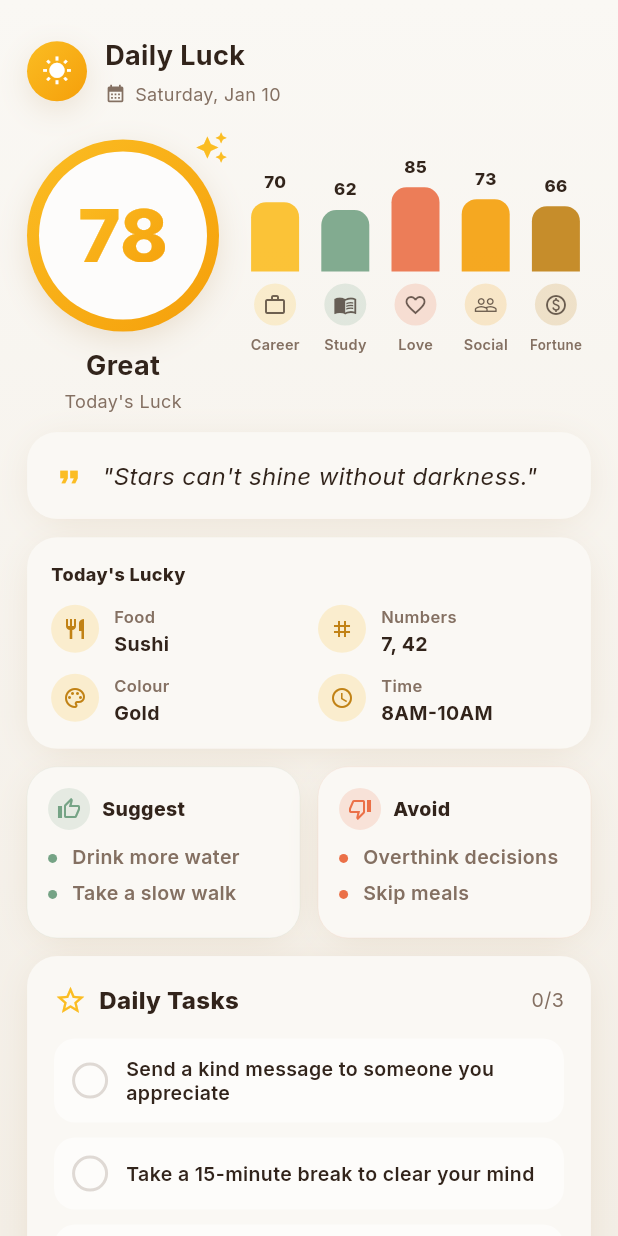
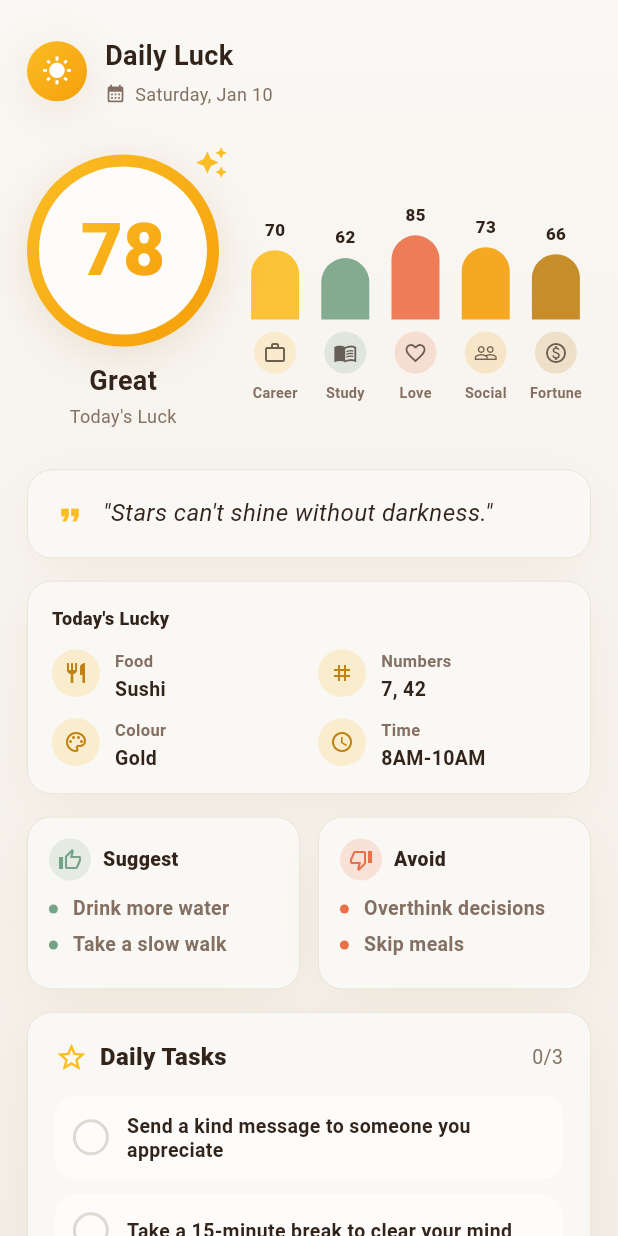
Before and after one commit to FrankieNg617/luck-app-frontend, a Flutter app: the screen it shows after launch, on a phone screen of 412 x 824 dp. Run offline on Flutter 3.47's test engine with Material 3 defaults, Android fonts, the light colour scheme and no system bars; our stand-ins replace google_fonts.

Commit message:
adjust the padding&layout

```diff
--- a/lib/screens/home_screen.dart
+++ b/lib/screens/home_screen.dart
@@ -44,7 +44,7 @@ class HomeScreen extends StatelessWidget {
                 padding: const EdgeInsets.symmetric(horizontal: 18, vertical: 10),
                 children: [
                   const HeaderWidget(),
-                  const SizedBox(height: 8),
+                  const SizedBox(height: 18),
 
                   Row(
                     crossAxisAlignment: CrossAxisAlignment.start,
@@ -63,10 +63,10 @@ class HomeScreen extends StatelessWidget {
                     ],
                   ),
 
-                  const SizedBox(height: 12),
+                  const SizedBox(height: 27),
                   LifeAdviceWidget(advice: advice),
 
-                  const SizedBox(height: 12),
+                  const SizedBox(height: 15),
                   LuckyItemsWidget(
                     food: food,
                     numbers: numbers,
@@ -74,13 +74,13 @@ class HomeScreen extends StatelessWidget {
                     time: time,
                   ),
 
-                  const SizedBox(height: 12),
+                  const SizedBox(height: 15),
                   DosDontsWidget(dos: dos, donts: donts),
 
-                  const SizedBox(height: 12),
+                  const SizedBox(height: 15),
                   DailyTasksWidget(initialTasks: tasks),
 
-                  const SizedBox(height: 18),
+                  const SizedBox(height: 15),
                 ],
               ),
             ),
--- a/lib/ui/fortune_style.dart
+++ b/lib/ui/fortune_style.dart
@@ -22,7 +22,7 @@ class FortuneTheme {
   static const coral = Color(0xFFEB7047);
   static const sage = Color(0xFF75A385);
 
-  static const radius = 16.0;
+  static const radius = 13.0;
 
   static const gradientGold = LinearGradient(
     begin: Alignment.topLeft,
@@ -50,16 +50,16 @@ class FortuneTheme {
 
   static const shadowSoft = [
     BoxShadow(
-      blurRadius: 20,
-      spreadRadius: -4,
-      offset: Offset(0, 4),
-      color: Color(0x26A57533),
+      blurRadius: 28,
+      spreadRadius: -8,
+      offset: Offset(0, 6),
+      color: Color(0x1FA57533),
     ),
   ];
 
   static const shadowGoldGlow = [
     BoxShadow(
-      blurRadius: 18,
+      blurRadius: 28,
       spreadRadius: -2,
       offset: Offset(0, 6),
       color: Color(0x33A57533),
@@ -76,7 +76,7 @@ class FortuneTheme {
       color: useCardGradient ? null : (backgroundColor ?? card),
       gradient: useCardGradient ? gradientCard : null,
       borderRadius: BorderRadius.circular(radius * 1.25),
-      border: Border.all(color: (borderColor ?? border).withValues(alpha: 180), width: 0.05),
+      border: Border.all(color: (borderColor ?? border).withValues(alpha: 80), width: 0.6),
       boxShadow: shadows ?? shadowSoft,
     );
   }
@@ -95,16 +95,16 @@ class FortuneTheme {
       ),
     );
 
-    final inter = GoogleFonts.interTextTheme(base.textTheme);
+    //final inter = GoogleFonts.interTextTheme(base.textTheme);
 
     // Headings use Playfair Display (your "font-display")
     return base.copyWith(
-      textTheme: inter.copyWith(
-        headlineSmall: GoogleFonts.playfairDisplay(textStyle: inter.headlineSmall),
-        headlineMedium: GoogleFonts.playfairDisplay(textStyle: inter.headlineMedium),
-        headlineLarge: GoogleFonts.playfairDisplay(textStyle: inter.headlineLarge),
-        titleLarge: GoogleFonts.playfairDisplay(textStyle: inter.titleLarge),
-        titleMedium: GoogleFonts.playfairDisplay(textStyle: inter.titleMedium),
+      textTheme: base.textTheme.copyWith(
+        headlineSmall: GoogleFonts.playfairDisplay(textStyle: base.textTheme.headlineSmall),
+        headlineMedium: GoogleFonts.playfairDisplay(textStyle: base.textTheme.headlineMedium),
+        headlineLarge: GoogleFonts.playfairDisplay(textStyle: base.textTheme.headlineLarge),
+        titleLarge: GoogleFonts.playfairDisplay(textStyle: base.textTheme.titleLarge),
+        titleMedium: GoogleFonts.playfairDisplay(textStyle: base.textTheme.titleMedium),
       ),
     );
   }
--- a/lib/widgets/aspect_bars_widget.dart
+++ b/lib/widgets/aspect_bars_widget.dart
@@ -27,10 +27,22 @@ class AspectBarsWidget extends StatelessWidget {
       _Aspect("Fortune", fortune, FortuneTheme.goldDark, Icons.paid_outlined),
     ];
 
-    // No card / no outline
+    // How much lower you want the whole group to sit
+    const double drop = 22;
+
     return SizedBox(
-      height: 144,
+      // Increase container height so we can move content down without compressing it
+      height: 144 + drop,
+      child: Stack(
+        clipBehavior: Clip.none,
+        children: [
+          Positioned(
+            top: drop,     // 👈 pushes everything down visually
+            left: 0,
+            right: 0,
+            bottom: 0,
             child: Row(
+              crossAxisAlignment: CrossAxisAlignment.end,
               children: List.generate(aspects.length, (i) {
                 final a = aspects[i];
                 return Expanded(
@@ -40,6 +52,9 @@ class AspectBarsWidget extends StatelessWidget {
                   ),
                 );
               }),
+            ),
+          ),
+        ],
       ),
     );
   }
@@ -105,8 +120,8 @@ class _AspectBarItem extends StatelessWidget {
                     decoration: BoxDecoration(
                       color: aspect.color.withOpacity(0.9),
                       borderRadius: const BorderRadius.only(
-                        topLeft: Radius.circular(10),
-                        topRight: Radius.circular(10),
+                        topLeft: Radius.circular(16),
+                        topRight: Radius.circular(16),
                       ),
                     ),
                   ),
--- a/lib/widgets/dos_donts_widget.dart
+++ b/lib/widgets/dos_donts_widget.dart
@@ -55,7 +55,7 @@ class _DoDontCard extends StatelessWidget {
     return Container(
       // ✅ Make sure the card is willing to fill available height
       constraints: const BoxConstraints(minHeight: double.infinity),
-      decoration: FortuneTheme.cardDecoration(borderColor: tint.withOpacity(0.25)),
+      decoration: FortuneTheme.cardDecoration(),
       padding: const EdgeInsets.all(14),
       child: Column(
         crossAxisAlignment: CrossAxisAlignment.start,
```
Also changed, not shown: lib/models/daily_response.dart (deleted, +0 -141 lines), lib/services/api.dart (deleted, +0 -35 lines). Lines whose indentation alone changed are shown as unchanged.
